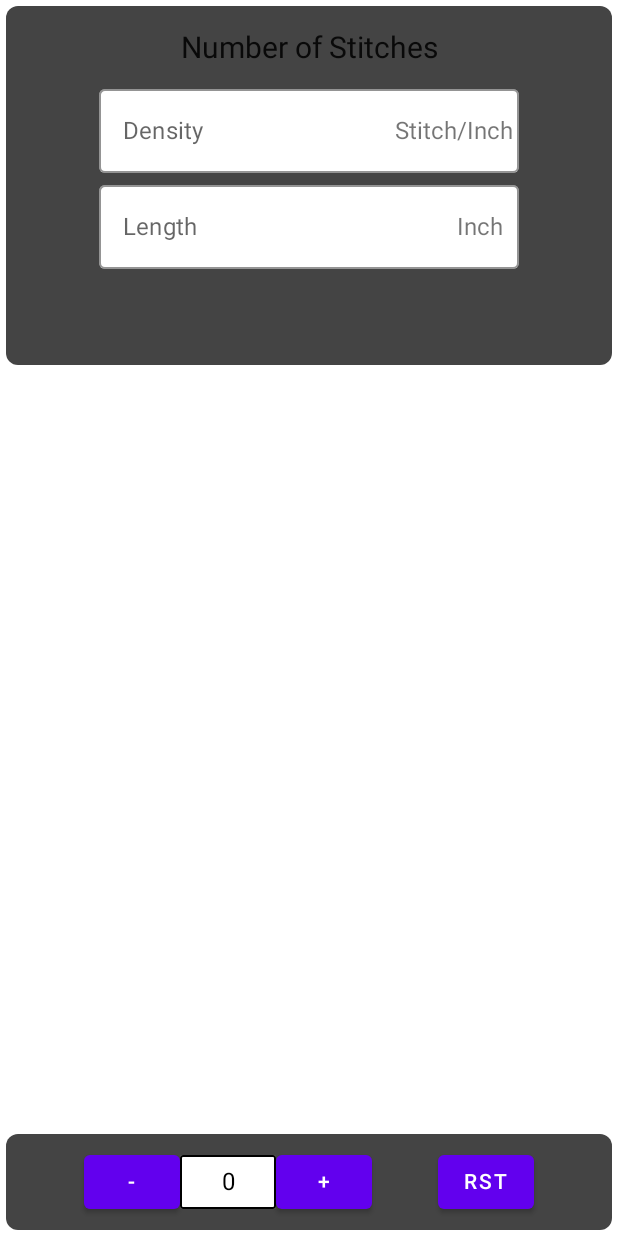
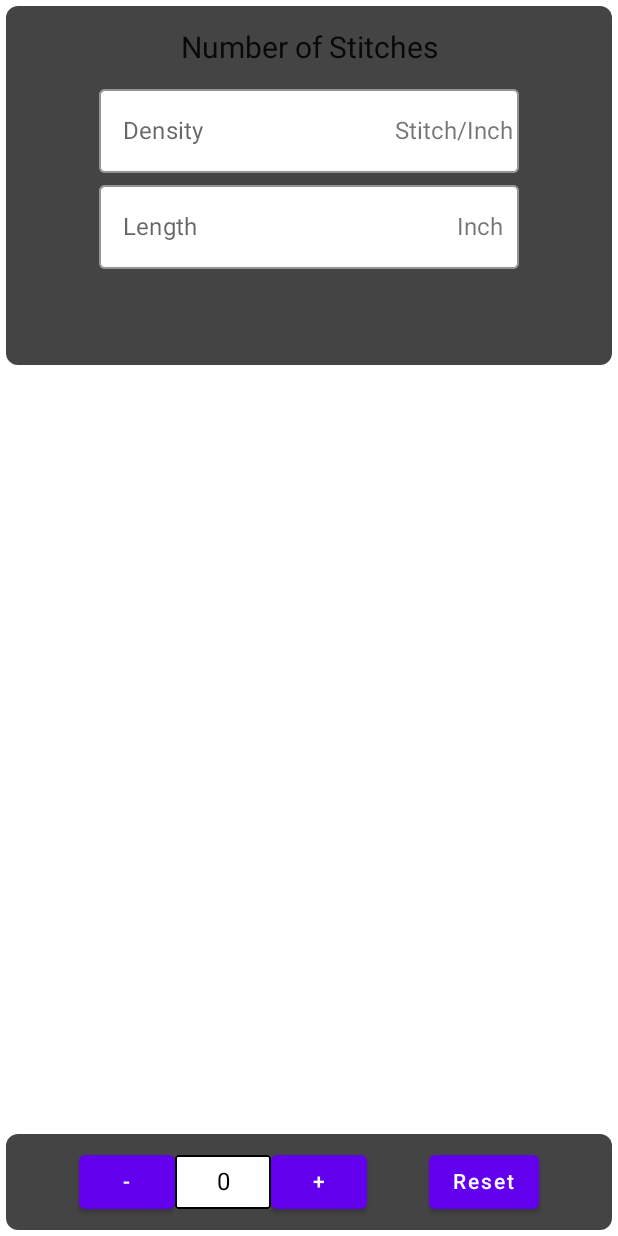
Before and after one commit to mktwohy/Needle-Nook, an Android app built with Jetpack Compose: the screen it shows after launch (MainActivity), on a phone screen of 412 x 824 dp. Run offline under Robolectric (Android 15) with nearby library versions, the phone set to English and light mode, and no system bars; our stand-ins replace Timber.

Commit message:
add dialog for reset button

```diff
--- a/app/src/main/java/com/mktwohy/knittingcalculator/MainActivity.kt
+++ b/app/src/main/java/com/mktwohy/knittingcalculator/MainActivity.kt
@@ -4,28 +4,14 @@ import android.os.Bundle
 import androidx.activity.ComponentActivity
 import androidx.activity.compose.setContent
 import androidx.activity.viewModels
-import androidx.compose.foundation.background
-import androidx.compose.foundation.clickable
-import androidx.compose.foundation.interaction.MutableInteractionSource
 import androidx.compose.foundation.layout.*
-import androidx.compose.foundation.shape.RoundedCornerShape
-import androidx.compose.foundation.text.KeyboardActionScope
-import androidx.compose.foundation.text.KeyboardActions
-import androidx.compose.foundation.text.KeyboardOptions
 import androidx.compose.material.*
-import androidx.compose.material.ripple.rememberRipple
 import androidx.compose.runtime.Composable
-import androidx.compose.runtime.remember
-import androidx.compose.ui.Alignment
 import androidx.compose.ui.Modifier
-import androidx.compose.ui.graphics.Color
 import androidx.compose.ui.platform.LocalFocusManager
-import androidx.compose.ui.text.input.ImeAction
-import androidx.compose.ui.text.input.KeyboardType
 import androidx.compose.ui.tooling.preview.Devices
 import androidx.compose.ui.tooling.preview.Preview
-import androidx.compose.ui.unit.dp
-import androidx.compose.ui.unit.sp
+import com.mktwohy.knittingcalculator.composables.AlertDialog
 import com.mktwohy.knittingcalculator.composables.Counter
 import com.mktwohy.knittingcalculator.composables.FormulaCard
 import com.mktwohy.knittingcalculator.extensions.noRippleClickable
@@ -62,12 +48,30 @@ class MainActivity : ComponentActivity() {
                                 viewModel.count = it
                                 viewModel.saveState()
                             },
+                            onReset = {
+                                if (viewModel.count > 0) {
+                                    viewModel.showResetDialog = true
+                                }
+                            },
                             range = 0..Int.MAX_VALUE,
                             modifier = Modifier
                                 .fillMaxWidth()
                         )
                     }
                 }
+                AlertDialog(
+                    show = viewModel.showResetDialog,
+                    title = "Confirm Reset",
+                    message = "Are you sure you want to reset? Count will be lost.",
+                    confirm = "OK",
+                    dismiss = "Cancel",
+                    onConfirm = {
+                        viewModel.count = 0
+                        viewModel.saveState()
+                        viewModel.showResetDialog = false
+                    },
+                    onDismiss = { viewModel.showResetDialog = false }
+                )
             }
         }
     }
--- a/app/src/main/java/com/mktwohy/knittingcalculator/MainViewModel.kt
+++ b/app/src/main/java/com/mktwohy/knittingcalculator/MainViewModel.kt
@@ -15,6 +15,7 @@ class MainViewModel : ViewModel() {
         getStitchCount(density, length).toString()
     }
     var count by mutableStateOf(Repository.count)
+    var showResetDialog by mutableStateOf(false)
 
     fun saveState() {
         Repository.count = this.count
--- a/app/src/main/java/com/mktwohy/knittingcalculator/composables/Counter.kt
+++ b/app/src/main/java/com/mktwohy/knittingcalculator/composables/Counter.kt
@@ -23,6 +23,7 @@ fun Counter(
     modifier: Modifier = Modifier,
     count: Int,
     onCountChange: (Int) -> Unit,
+    onReset: () -> Unit,
     range: IntRange = Int.MIN_VALUE..Int.MAX_VALUE,
 ) {
     val itemShape = remember { RoundedCornerShape(2.dp) }
@@ -64,10 +65,8 @@ fun Counter(
             }
         }
 
-        Button(
-            onClick = { onCountChange(0) }
-        ) {
-            Text("RST")
+        Button(onClick = onReset) {
+            Text("Reset")
         }
     }
 
@@ -79,7 +78,8 @@ private fun DefaultPreview() {
     KnittingCalculatorTheme {
         Counter(
             count = 1,
-            onCountChange = { }
+            onCountChange = { },
+            onReset = { }
         )
     }
 }
```
Also changed, not shown: app/src/main/java/com/mktwohy/knittingcalculator/composables/AlertDialog.kt (added, +42 -0 lines).
